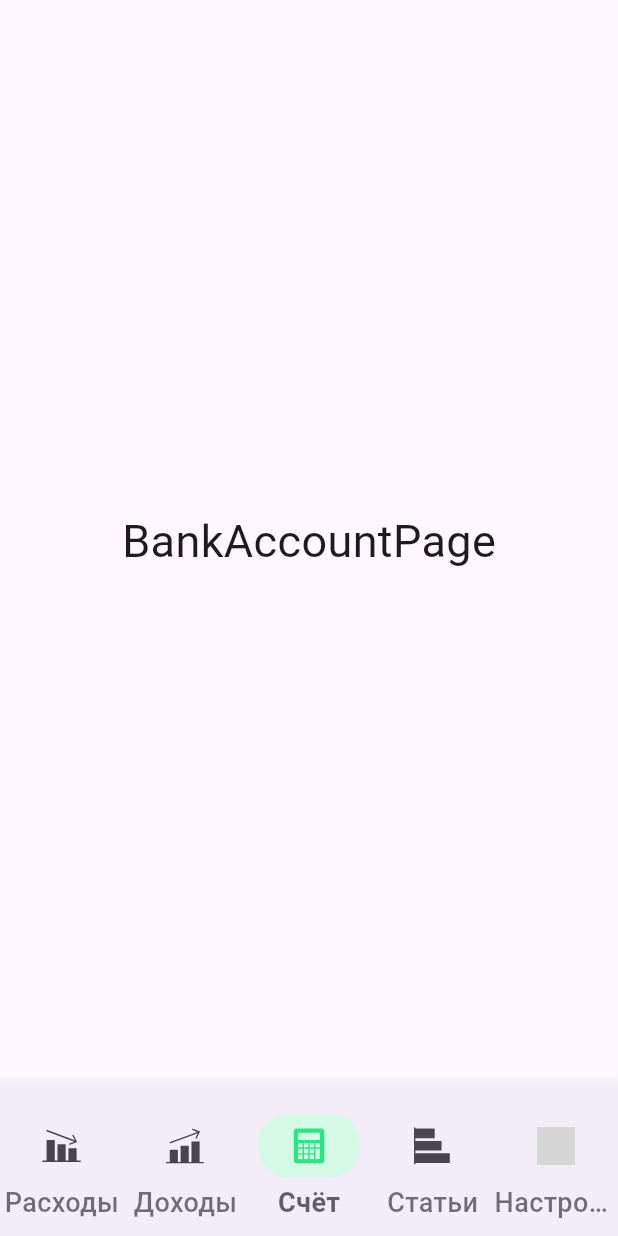
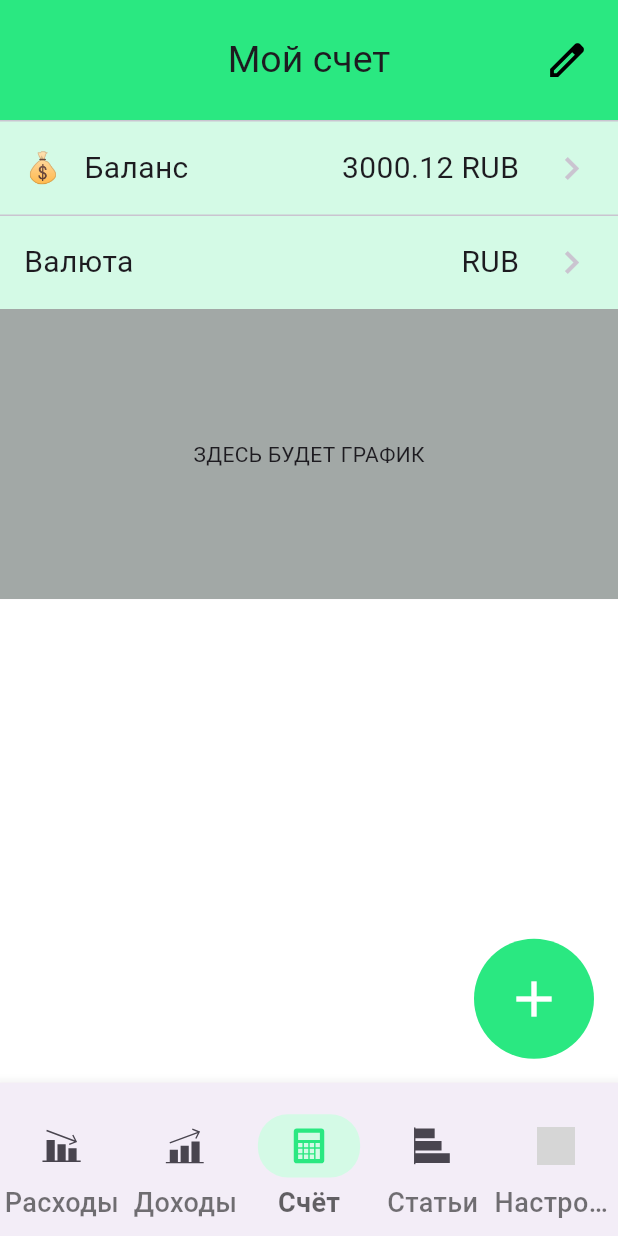
Before and after one commit to lSCARLXRDl/yaFinanceApp, a Flutter app: the screen it shows after launch, item 3 of the bottom bar chosen, on a phone screen of 412 x 824 dp. Run offline on Flutter 3.47's test engine with Material 3 defaults, Android fonts, the light colour scheme and no system bars; our stand-ins replace bloc, dio, flutter_bloc, flutter_dotenv, flutter_svg, freezed_annotation and 1 more; generated files the repository leaves out were written again; network calls fail; grey boxes are pictures that could not be loaded.

Commit message:
created bank account screen

```diff
--- /dev/null
+++ b/lib/data/api/api_client.dart
@@ -0,0 +1,37 @@
+import 'package:dio/dio.dart';
+import 'package:flutter_dotenv/flutter_dotenv.dart';
+
+class ApiClient {
+  final Dio dio;
+
+  ApiClient() : dio = _createDio();
+
+  static Dio _createDio() {
+    final apiKey = dotenv.env['API_KEY'];
+    final baseUrl = dotenv.env['BASE_URL'];
+
+    if (apiKey == null || baseUrl == null) {
+      throw Exception(
+        'API_KEY or BASE_URL is not set in the .env file. Please ensure it is created and configured.',
+      );
+    }
+
+    final dio = Dio(
+      BaseOptions(
+        baseUrl: baseUrl,
+        headers: {'Content-Type': 'application/json'},
+      ),
+    );
+
+    dio.interceptors.add(
+      InterceptorsWrapper(
+        onRequest: (options, handler) {
+          options.headers['Authorization'] = 'Bearer $apiKey';
+          return handler.next(options);
+        },
+      ),
+    );
+
+    return dio;
+  }
+}
--- a/lib/presentation/pages/bank_account_page.dart
+++ /dev/null
@@ -1,17 +0,0 @@
-import 'package:flutter/material.dart';
-
-class BankAccountPage extends StatefulWidget {
-  const BankAccountPage({super.key});
-
-  @override
-  State<BankAccountPage> createState() => _BankAccountPageState();
-}
-
-class _BankAccountPageState extends State<BankAccountPage> {
-  @override
-  Widget build(BuildContext context) {
-    return Center(
-      child: Text('BankAccountPage', style: TextStyle(fontSize: 30),),
-    );
-  }
-}
--- /dev/null
+++ b/lib/presentation/pages/bank_account_page/bank_account_page.dart
@@ -0,0 +1,188 @@
+import 'dart:async';
+
+import 'package:flutter/material.dart';
+import 'package:flutter/material.dart';
+import 'package:flutter_bloc/flutter_bloc.dart';
+import 'package:flutter_svg/flutter_svg.dart';
+import 'package:go_router/go_router.dart';
+import 'package:ya_finance_app/data/repositories_impl/bank_account_mock.dart';
+import 'package:ya_finance_app/data/repositories_impl/transactions_mock.dart';
+
+import '../../../../data/repositories_impl/categories_mock.dart';
+import 'bloc/ba_page_bloc.dart';
+
+class BankAccountPage extends StatefulWidget {
+  const BankAccountPage({super.key});
+
+  @override
+  State<BankAccountPage> createState() => _BankAccountPageState();
+}
+
+class _BankAccountPageState extends State<BankAccountPage> {
+  final _baPageBloc = BaPageBloc(MockBankAccountRepository());
+
+  @override
+  void initState() {
+    _baPageBloc.add(LoadAccountEvent());
+    super.initState();
+  }
+
+  @override
+  Widget build(BuildContext context) {
+    return Scaffold(
+      appBar: AppBar(
+        toolbarHeight: 80,
+        backgroundColor: Color(0xFF2AE881),
+        title: Text(
+          'Мой счет',
+          style: TextStyle(fontSize: 25, fontWeight: FontWeight.w400),
+        ),
+        centerTitle: true,
+        actions: [
+          Padding(
+            padding: EdgeInsets.only(right: 10),
+            child: IconButton(
+              icon: SvgPicture.asset(
+                'lib/assets/icons/account_edit.svg',
+                height: 30,
+                colorFilter: ColorFilter.mode(Colors.black, BlendMode.srcIn),
+              ),
+              onPressed: () {},
+            ),
+          ),
+        ],
+      ),
+      body: RefreshIndicator(
+        onRefresh: () async {
+          final completer = Completer();
+          _baPageBloc.add(LoadAccountEvent(completer: completer));
+          return completer.future;
+        },
+        child: BlocBuilder<BaPageBloc, BaPageState>(
+          bloc: _baPageBloc,
+          builder: (context, state) {
+            if (state is BaPageLoaded) {
+              return Column(
+                children: [
+                  Container(
+                    decoration: BoxDecoration(
+                      color: Color(0xFFD4FAE6),
+                      border: Border.symmetric(
+                        horizontal: BorderSide(
+                          color: Color(0xFFCAC4D0),
+                          width: 1,
+                        ),
+                      ),
+                    ),
+                    child: Padding(
+                      padding: const EdgeInsets.symmetric(
+                        horizontal: 16,
+                        vertical: 16,
+                      ),
+                      child: Row(
+                        mainAxisAlignment: MainAxisAlignment.spaceBetween,
+                        children: [
+                          Row(
+                            children: [
+                              Text("💰", style: TextStyle(fontSize: 20)),
+                              Container(width: 15),
+                              Text(
+                                'Баланс',
+                                style: TextStyle(
+                                  fontSize: 20,
+                                  fontWeight: FontWeight.w400,
+                                ),
+                              ),
+                            ],
+                          ),
+                          Row(
+                            children: [
+                              Text(
+                                '${state.balance} ${state.currency}',
+                                style: TextStyle(
+                                  fontSize: 20,
+                                  fontWeight: FontWeight.w400,
+                                ),
+                              ),
+                              Container(width: 20),
+                              Icon(
+                                Icons.navigate_next,
+                                color: Color(0xFFCAC4D0),
+                                size: 30,
+                              ),
+                            ],
+                          ),
+                        ],
+                      ),
+                    ),
+                  ),
+                  Container(
+                    color: Color(0xFFD4FAE6),
+                    child: Padding(
+                      padding: const EdgeInsets.symmetric(
+                        horizontal: 16,
+                        vertical: 16,
+                      ),
+                      child: Row(
+                        mainAxisAlignment: MainAxisAlignment.spaceBetween,
+                        children: [
+                          Text(
+                            'Валюта',
+                            style: TextStyle(
+                              fontSize: 20,
+                              fontWeight: FontWeight.w400,
+                            ),
+                          ),
+                          Row(
+                            children: [
+                              Text(
+                                '${state.currency}',
+                                style: TextStyle(
+                                  fontSize: 20,
+                                  fontWeight: FontWeight.w400,
+                                ),
+                              ),
+                              Container(width: 20),
+                              Icon(
+                                Icons.navigate_next,
+                                color: Color(0xFFCAC4D0),
+                                size: 30,
+                              ),
+                            ],
+                          ),
+                        ],
+                      ),
+                    ),
+                  ),
+                  Expanded(
+                    flex: 3,
+                    child: Container(
+                      color: Color(0xFFA2A8A6),
+                      child: Center(child: Text('ЗДЕСЬ БУДЕТ ГРАФИК')),
+                    ),
+                  ),
+                  Expanded(flex: 5, child: Container(color: Colors.white)),
+                ],
+              );
+            }
+            if (state is BaPageLoadingFailure) {}
+            return const Center(child: CircularProgressIndicator());
+          },
+        ),
+      ),
+      floatingActionButton: Container(
+        width: 80,
+        height: 80,
+        child: FloatingActionButton(
+          elevation: 0,
+          backgroundColor: Color(0xFF2AE881),
+          onPressed: () {},
+          child: Icon(Icons.add, color: Colors.white, size: 40),
+          shape: RoundedRectangleBorder(
+            borderRadius: BorderRadius.circular(50),
+          ),
+        ),
+      ),
+    );
+  }
+}
--- /dev/null
+++ b/lib/presentation/pages/bank_account_page/bloc/ba_page_bloc.dart
@@ -0,0 +1,32 @@
+import 'dart:async';
+
+import 'package:bloc/bloc.dart';
+import 'package:ya_finance_app/data/repositories_impl/bank_account_mock.dart';
+import 'package:ya_finance_app/data/repositories_impl/transactions_mock.dart';
+import 'package:ya_finance_app/data/repositories_impl/categories_mock.dart';
+
+part 'ba_page_event.dart';
+
+part 'ba_page_state.dart';
+
+class BaPageBloc extends Bloc<BaPageEvent, BaPageState> {
+  BaPageBloc(this.account_repo) : super(BaPageInitial()) {
+    on<LoadAccountEvent>(_load);
+  }
+
+  final MockBankAccountRepository account_repo;
+
+  Future<void> _load(LoadAccountEvent event, Emitter<BaPageState> emit) async {
+    try {
+      if (state is! BaPageLoaded) {
+        emit(BaPageLoading());
+      }
+      // TODO
+      emit(BaPageLoaded(balance: 3000.12, currency: "RUB"));
+    } catch (e) {
+      emit(BaPageLoadingFailure(exception: e));
+    } finally {
+      event.completer?.complete();
+    }
+  }
+}
--- /dev/null
+++ b/lib/presentation/pages/bank_account_page/bloc/ba_page_event.dart
@@ -0,0 +1,11 @@
+part of 'ba_page_bloc.dart';
+
+class BaPageEvent {}
+
+class LoadAccountEvent extends BaPageEvent {
+  LoadAccountEvent({
+    this.completer,
+  });
+
+  final Completer? completer;
+}
--- /dev/null
+++ b/lib/presentation/pages/bank_account_page/bloc/ba_page_state.dart
@@ -0,0 +1,20 @@
+part of 'ba_page_bloc.dart';
+
+class BaPageState {}
+
+class BaPageInitial extends BaPageState {}
+
+class BaPageLoading extends BaPageState {}
+
+class BaPageLoaded extends BaPageState {
+  BaPageLoaded({required this.balance, required this.currency});
+
+  final double balance;
+  final String currency;
+}
+
+class BaPageLoadingFailure extends BaPageState {
+  BaPageLoadingFailure({required this.exception});
+
+  final Object? exception;
+}
--- a/lib/presentation/widgets/analysis/analysis.dart
+++ b/lib/presentation/widgets/analysis/analysis.dart
@@ -2,8 +2,6 @@ import 'dart:math';
 
 import 'package:flutter/material.dart';
 import 'package:flutter_bloc/flutter_bloc.dart';
-import 'package:flutter_svg/flutter_svg.dart';
-import 'package:go_router/go_router.dart';
 
 import 'bloc/ta_bloc.dart';
 
--- a/lib/presentation/widgets/transac_history/transac_history.dart
+++ b/lib/presentation/widgets/transac_history/transac_history.dart
@@ -18,11 +18,14 @@ class TransactionsHistory extends StatelessWidget {
 
   @override
   Widget build(BuildContext context) {
-    return BlocProvider(
+    return ChangeNotifierProvider(
+      create: (_) => DateProvider(),
+      child: BlocProvider(
         create:
             (_) =>
                 ThBloc(MockTransactionRepository(), MockCategoriesRepository()),
         child: TransactionsHistoryState(isIncome: isIncome),
+      ),
     );
   }
 }
@@ -35,11 +38,6 @@ class TransactionsHistoryState extends StatelessWidget {
   @override
   Widget build(BuildContext context) {
     final dateBloc = BlocProvider.of<ThBloc>(context);
-
-    return ChangeNotifierProvider(
-      create: (_) => DateProvider(),
-      child: BlocBuilder<ThBloc, ThState>(
-        builder: (context, state) {
     (isIncome)
         ? dateBloc.add(
       InitIncomeEvent(
@@ -59,6 +57,9 @@ class TransactionsHistoryState extends StatelessWidget {
         Provider.of<DateProvider>(context, listen: false).sortType,
       ),
     );
+    return BlocBuilder<ThBloc, ThState>(
+        builder: (context, state) {
+
           return Scaffold(
             appBar: AppBar(
               toolbarHeight: 80,
@@ -415,7 +416,6 @@ class TransactionsHistoryState extends StatelessWidget {
             ),
           );
         },
-      ),
     );
   }
 }
--- a/lib/router/home_router/home_router.dart
+++ b/lib/router/home_router/home_router.dart
@@ -3,7 +3,7 @@ import 'package:go_router/go_router.dart';
 import 'package:ya_finance_app/presentation/pages/expenses_page.dart';
 import 'package:ya_finance_app/presentation/pages/settings_page.dart';
 import 'package:ya_finance_app/presentation/pages/articles_page.dart';
-import 'package:ya_finance_app/presentation/pages/bank_account_page.dart';
+import 'package:ya_finance_app/presentation/pages/bank_account_page/bank_account_page.dart';
 import 'package:ya_finance_app/presentation/pages/income_page.dart';
 import 'package:ya_finance_app/presentation/widgets/transac_history/transac_history.dart';
 import 'package:ya_finance_app/presentation/widgets/analysis/analysis.dart';
--- a/pubspec.yaml
+++ b/pubspec.yaml
@@ -22,6 +22,7 @@ dependencies:
   go_router: ^15.2.0
   dio: ^5.8.0+1
   flutter_dotenv: ^5.2.1
+  provider: ^6.1.5
 
 dev_dependencies:
   flutter_test:
@@ -43,3 +44,4 @@ flutter:
     - lib/assets/icons/transac_history.svg
     - lib/assets/icons/analysis.svg
     - lib/assets/icons/back.svg
+    - lib/assets/icons/account_edit.svg
```
Also changed, not shown: lib/assets/icons/account_edit.svg (added), lib/assets/icons/articles.png (deleted), lib/assets/icons/bank_account.png (deleted), lib/assets/icons/expenses.png (deleted), lib/assets/icons/income.png (deleted), lib/assets/icons/settings.png (deleted), pubspec.lock. Lines whose indentation alone changed are shown as unchanged.
